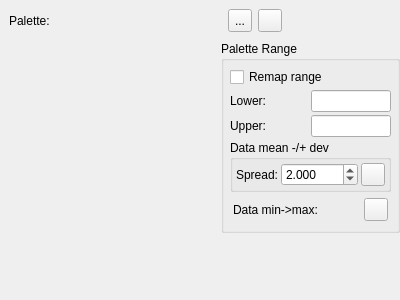
GPlates/GPlates, file src/qt-widgets/RemappedColourPaletteWidgetUi.ui: the form before one commit.
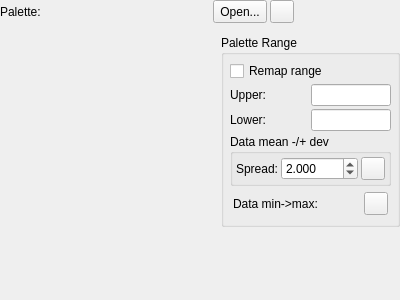
The form after the commit. Icons and pictures are not drawn.

Patch:
```diff
--- a/src/qt-widgets/RemappedColourPaletteWidgetUi.ui
+++ b/src/qt-widgets/RemappedColourPaletteWidgetUi.ui
@@ -29,6 +29,21 @@
       </sizepolicy>
      </property>
      <layout class="QHBoxLayout" name="horizontalLayout_28">
+      <property name="spacing">
+       <number>3</number>
+      </property>
+      <property name="leftMargin">
+       <number>0</number>
+      </property>
+      <property name="topMargin">
+       <number>0</number>
+      </property>
+      <property name="rightMargin">
+       <number>0</number>
+      </property>
+      <property name="bottomMargin">
+       <number>6</number>
+      </property>
       <item>
        <widget class="QLabel" name="palette_label">
         <property name="text">
@@ -51,7 +66,7 @@
          <string>Choose CPT File</string>
         </property>
         <property name="text">
-         <string>...</string>
+         <string>Open...</string>
         </property>
        </widget>
       </item>
@@ -83,6 +98,12 @@
    </item>
    <item>
     <layout class="QHBoxLayout" name="horizontalLayout">
+     <property name="spacing">
+      <number>3</number>
+     </property>
+     <property name="topMargin">
+      <number>6</number>
+     </property>
      <item>
       <widget class="QWidget" name="colour_scale_placeholder_widget" native="true">
        <property name="sizePolicy">
@@ -127,8 +148,8 @@
               <number>0</number>
              </property>
              <item>
-              <widget class="QWidget" name="min_widget" native="true">
-               <layout class="QHBoxLayout" name="scalar_range_min_layout_2">
+              <widget class="QWidget" name="max_widget" native="true">
+               <layout class="QHBoxLayout" name="scalar_range_max_layout_2">
                 <property name="spacing">
                  <number>3</number>
                 </property>
@@ -136,14 +157,14 @@
                  <number>0</number>
                 </property>
                 <item>
-                 <widget class="QLabel" name="min_label">
+                 <widget class="QLabel" name="max_label">
                   <property name="text">
-                   <string>Lower:</string>
+                   <string>Upper:</string>
                   </property>
                  </widget>
                 </item>
                 <item>
-                 <widget class="QLineEdit" name="min_line_edit">
+                 <widget class="QLineEdit" name="max_line_edit">
                   <property name="sizePolicy">
                    <sizepolicy hsizetype="Fixed" vsizetype="Fixed">
                     <horstretch>0</horstretch>
@@ -162,8 +183,8 @@
               </widget>
              </item>
              <item>
-              <widget class="QWidget" name="max_widget" native="true">
-               <layout class="QHBoxLayout" name="scalar_range_max_layout_2">
+              <widget class="QWidget" name="min_widget" native="true">
+               <layout class="QHBoxLayout" name="scalar_range_min_layout_2">
                 <property name="spacing">
                  <number>3</number>
                 </property>
@@ -171,14 +192,14 @@
                  <number>0</number>
                 </property>
                 <item>
-                 <widget class="QLabel" name="max_label">
+                 <widget class="QLabel" name="min_label">
                   <property name="text">
-                   <string>Upper:</string>
+                   <string>Lower:</string>
                   </property>
                  </widget>
                 </item>
                 <item>
-                 <widget class="QLineEdit" name="max_line_edit">
+                 <widget class="QLineEdit" name="min_line_edit">
                   <property name="sizePolicy">
                    <sizepolicy hsizetype="Fixed" vsizetype="Fixed">
                     <horstretch>0</horstretch>
```
Left out of the diff: 5 changed lines with no effect on the pictures.
